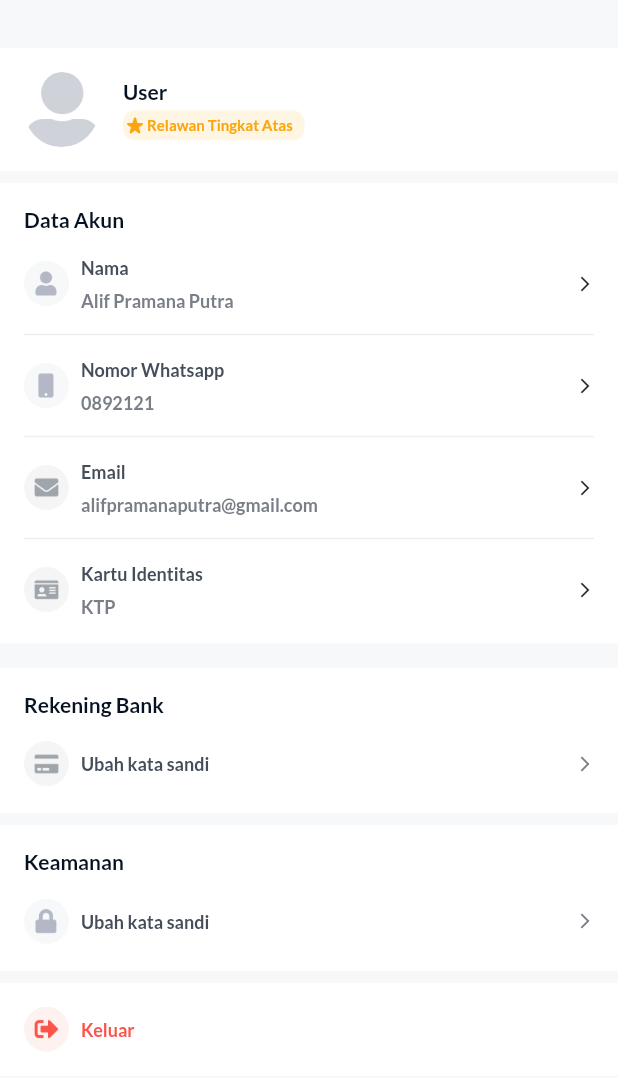
After one commit to goentdev/mobile_ziswaf, a Flutter app: the ProfileView screen opened by its route, on a phone screen of 412 x 824 dp. The commit adds this screen. Shown: the top 1078 px of the screen. Run offline on Flutter 3.47's test engine with Material 2 defaults, Android fonts, the phone set to English and light mode, and no system bars; our stand-ins replace animated_splash_screen, get, google_fonts, pin_code_fields.

Commit message:
add profile page

```diff
--- /dev/null
+++ b/lib/app/modules/profile/bindings/profile_binding.dart
@@ -0,0 +1,12 @@
+import 'package:get/get.dart';
+
+import '../controllers/profile_controller.dart';
+
+class ProfileBinding extends Bindings {
+  @override
+  void dependencies() {
+    Get.lazyPut<ProfileController>(
+      () => ProfileController(),
+    );
+  }
+}
--- /dev/null
+++ b/lib/app/modules/profile/controllers/profile_controller.dart
@@ -0,0 +1,23 @@
+import 'package:get/get.dart';
+
+class ProfileController extends GetxController {
+  //TODO: Implement ProfileController
+
+  final count = 0.obs;
+  @override
+  void onInit() {
+    super.onInit();
+  }
+
+  @override
+  void onReady() {
+    super.onReady();
+  }
+
+  @override
+  void onClose() {
+    super.onClose();
+  }
+
+  void increment() => count.value++;
+}
--- /dev/null
+++ b/lib/app/modules/profile/views/profile_view.dart
@@ -0,0 +1,298 @@
+import 'package:flutter/material.dart';
+
+import 'package:get/get.dart';
+import 'package:mobile_ziswaf/app/modules/profile/widgets/card_profile.dart';
+import 'package:mobile_ziswaf/app/theme/colors.dart';
+import 'package:mobile_ziswaf/app/theme/fonts.dart';
+
+import '../controllers/profile_controller.dart';
+
+class ProfileView extends GetView<ProfileController> {
+  const ProfileView({Key? key}) : super(key: key);
+  @override
+  Widget build(BuildContext context) {
+    return Scaffold(
+      backgroundColor: neutral20,
+      body: SingleChildScrollView(
+        child: Column(
+          crossAxisAlignment: CrossAxisAlignment.start,
+          children: [
+            const SizedBox(
+              height: 32,
+            ),
+            Container(
+              margin: const EdgeInsets.only(bottom: 8),
+              padding: const EdgeInsets.all(16),
+              width: double.infinity,
+              height: 82,
+              color: neutral10,
+              child: Row(
+                children: [
+                  Container(
+                    height: 50,
+                    width: 50,
+                    decoration: BoxDecoration(
+                      borderRadius: BorderRadius.circular(1000),
+                      image: const DecorationImage(
+                        image: AssetImage('assets/icons/iconprofile.png'),
+                      ),
+                    ),
+                  ),
+                  const SizedBox(width: 16),
+                  Column(
+                    crossAxisAlignment: CrossAxisAlignment.start,
+                    mainAxisAlignment: MainAxisAlignment.center,
+                    children: [
+                      Text(
+                        "User",
+                        style: titleTextBold.copyWith(color: neutral100),
+                      ),
+                      const SizedBox(
+                        height: 4,
+                      ),
+                      Container(
+                        width: 121,
+                        height: 20,
+                        decoration: BoxDecoration(
+                          color: secondarysurface,
+                          borderRadius: BorderRadius.circular(8),
+                        ),
+                        child: Column(
+                          mainAxisAlignment: MainAxisAlignment.center,
+                          children: [
+                            Row(
+                              crossAxisAlignment: CrossAxisAlignment.center,
+                              children: [
+                                Icon(
+                                  Icons.star_rate_rounded,
+                                  color: secondaryMain,
+                                  size: 16,
+                                ),
+                                Text(
+                                  'Relawan Tingkat Atas',
+                                  style: overlineBold.copyWith(
+                                      color: secondaryMain),
+                                ),
+                              ],
+                            )
+                          ],
+                        ),
+                      )
+                    ],
+                  )
+                ],
+              ),
+            ),
+            Container(
+              padding: const EdgeInsets.fromLTRB(16, 16, 16, 0),
+              margin: const EdgeInsets.only(bottom: 16.11),
+              height: 307,
+              width: double.infinity,
+              color: neutral10,
+              child: Column(
+                mainAxisAlignment: MainAxisAlignment.start,
+                crossAxisAlignment: CrossAxisAlignment.start,
+                children: [
+                  Text(
+                    'Data Akun',
+                    style: titleTextBold.copyWith(color: neutral100),
+                  ),
+                  const SizedBox(
+                    height: 8,
+                  ),
+                  CardProfile(
+                    title: 'Nama',
+                    gambar: 'assets/icons/kontak.png',
+                    subtittle: 'Alif Pramana Putra',
+                    onTap: () {},
+                  ),
+                  Divider(
+                    color: neutral30,
+                    thickness: 1,
+                  ),
+                  CardProfile(
+                    title: 'Nomor Whatsapp',
+                    subtittle: "0892121",
+                    gambar: 'assets/icons/phone.png',
+                    onTap: () {},
+                  ),
+                  Divider(
+                    color: neutral30,
+                    thickness: 1,
+                  ),
+                  CardProfile(
+                    title: 'Email',
+                    subtittle: "alifpramanaputra@gmail.com",
+                    gambar: "assets/icons/mail.png",
+                    onTap: () {},
+                  ),
+                  Divider(
+                    color: neutral30,
+                    thickness: 1,
+                  ),
+                  CardProfile(
+                    title: 'Kartu Identitas',
+                    subtittle: "KTP",
+                    gambar: "assets/icons/identity.png",
+                    onTap: () {},
+                  ),
+                ],
+              ),
+            ),
+            Container(
+              margin: const EdgeInsets.only(bottom: 8),
+              padding: const EdgeInsets.all(16),
+              height: 97,
+              width: double.infinity,
+              color: neutral10,
+              child: Column(
+                crossAxisAlignment: CrossAxisAlignment.start,
+                children: [
+                  Text(
+                    'Rekening Bank',
+                    style: titleTextBold.copyWith(
+                      color: neutral100,
+                    ),
+                  ),
+                  InkWell(
+                    onTap: () {
+                      // Navigator.push(
+                      //     context,
+                      //     MaterialPageRoute(
+                      //       builder: (context) => const UbahPassword(),
+                      //     ));
+                    },
+                    child: Container(
+                      padding: const EdgeInsets.only(top: 16),
+                      child: Row(
+                        mainAxisAlignment: MainAxisAlignment.spaceBetween,
+                        children: [
+                          Row(
+                            children: [
+                              CircleAvatar(
+                                backgroundColor: Colors.transparent,
+                                radius: 15,
+                                child: Image.asset(
+                                  'assets/icons/credit.png',
+                                  width: 30,
+                                  height: 30,
+                                ),
+                              ),
+                              const SizedBox(width: 8),
+                              Text(
+                                'Ubah kata sandi',
+                                style: captionTextSemiBold.copyWith(
+                                    color: neutral90),
+                              ),
+                            ],
+                          ),
+                          Icon(
+                            Icons.arrow_forward_ios,
+                            size: 12,
+                            color: neutral70,
+                          )
+                        ],
+                      ),
+                    ),
+                  ),
+                ],
+              ),
+            ),
+            Container(
+              margin: const EdgeInsets.only(bottom: 8),
+              padding: const EdgeInsets.all(16),
+              height: 97,
+              width: double.infinity,
+              color: neutral10,
+              child: Column(
+                crossAxisAlignment: CrossAxisAlignment.start,
+                children: [
+                  Text(
+                    'Keamanan',
+                    style: titleTextBold.copyWith(
+                      color: neutral100,
+                    ),
+                  ),
+                  InkWell(
+                    onTap: () {
+                      // Navigator.push(
+                      //     context,
+                      //     MaterialPageRoute(
+                      //       builder: (context) => const UbahPassword(),
+                      //     ));
+                    },
+                    child: Container(
+                      padding: const EdgeInsets.only(top: 16),
+                      child: Row(
+                        mainAxisAlignment: MainAxisAlignment.spaceBetween,
+                        children: [
+                          Row(
+                            children: [
+                              CircleAvatar(
+                                backgroundColor: Colors.transparent,
+                                radius: 15,
+                                child: Image.asset(
+                                  'assets/icons/kunci.png',
+                                  width: 30,
+                                  height: 30,
+                                ),
+                              ),
+                              const SizedBox(width: 8),
+                              Text(
+                                'Ubah kata sandi',
+                                style: captionTextSemiBold.copyWith(
+                                    color: neutral90),
+                              ),
+                            ],
+                          ),
+                          Icon(
+                            Icons.arrow_forward_ios,
+                            size: 12,
+                            color: neutral70,
+                          )
+                        ],
+                      ),
+                    ),
+                  ),
+                ],
+              ),
+            ),
+            InkWell(
+              onTap: () async {
+                // AuthService().logout();
+                // // ignore: use_build_context_synchronously
+                // Navigator.pushAndRemoveUntil(
+                //   context,
+                //   MaterialPageRoute(
+                //     builder: (BuildContext context) => const LoginPage(),
+                //   ),
+                //   (route) => false,
+                // );
+              },
+              child: Container(
+                padding: const EdgeInsets.all(16),
+                width: double.infinity,
+                height: 62,
+                color: neutral10,
+                child: Row(
+                  children: [
+                    Image.asset(
+                      'assets/icons/exit.png',
+                      width: 30,
+                      height: 30,
+                    ),
+                    const SizedBox(width: 8),
+                    Text(
+                      'Keluar',
+                      style: captionTextSemiBold.copyWith(color: dangerMain),
+                    ),
+                  ],
+                ),
+              ),
+            ),
+          ],
+        ),
+      ),
+    );
+  }
+}
--- /dev/null
+++ b/lib/app/modules/profile/widgets/card_profile.dart
@@ -0,0 +1,68 @@
+import 'package:flutter/material.dart';
+import 'package:mobile_ziswaf/app/theme/colors.dart';
+import 'package:mobile_ziswaf/app/theme/fonts.dart';
+
+class CardProfile extends StatelessWidget {
+  final String title;
+  final String gambar;
+  final String subtittle;
+  final VoidCallback onTap;
+
+  const CardProfile({
+    super.key,
+    required this.title,
+    required this.subtittle,
+    required this.gambar,
+    required this.onTap,
+  });
+
+  @override
+  Widget build(BuildContext context) {
+    return Container(
+      margin: const EdgeInsets.symmetric(vertical: 8),
+      height: 36,
+      child: Row(
+        mainAxisAlignment: MainAxisAlignment.spaceBetween,
+        children: [
+          Row(
+            children: [
+              CircleAvatar(
+                backgroundColor: Colors.transparent,
+                radius: 15,
+                child: Image.asset(
+                  gambar,
+                  width: 30,
+                  height: 30,
+                ),
+              ),
+              const SizedBox(
+                width: 8,
+              ),
+              Column(
+                crossAxisAlignment: CrossAxisAlignment.start,
+                mainAxisAlignment: MainAxisAlignment.spaceBetween,
+                children: [
+                  Text(
+                    title,
+                    style: captionTextBold.copyWith(color: neutral90),
+                  ),
+                  Text(
+                    subtittle,
+                    style: captionTextSemiBold.copyWith(color: neutral70),
+                  ),
+                ],
+              ),
+            ],
+          ),
+          InkWell(
+            onTap: onTap,
+            child: const Icon(
+              Icons.arrow_forward_ios,
+              size: 12,
+            ),
+          ),
+        ],
+      ),
+    );
+  }
+}
--- a/lib/app/routes/app_pages.dart
+++ b/lib/app/routes/app_pages.dart
@@ -1,16 +1,18 @@
 import 'package:get/get.dart';
-import 'package:mobile_ziswaf/app/modules/auth/views/register/choose_bank_view.dart';
-import 'package:mobile_ziswaf/app/modules/auth/views/register/form_view.dart';
-import 'package:mobile_ziswaf/app/modules/auth/views/register/identity_view.dart';
 
 import '../modules/OnBoarding/views/on_boarding_view.dart';
 import '../modules/auth/bindings/auth_binding.dart';
 import '../modules/auth/views/login/login_page.dart';
+import '../modules/auth/views/register/choose_bank_view.dart';
+import '../modules/auth/views/register/form_view.dart';
+import '../modules/auth/views/register/identity_view.dart';
+import '../modules/auth/views/register/otp_view.dart';
 import '../modules/auth/views/register/register_view.dart';
 import '../modules/home/bindings/home_binding.dart';
 import '../modules/home/views/home_view.dart';
 import '../modules/onboarding/bindings/on_boarding_binding.dart';
-import '../modules/auth/views/register/otp_view.dart';
+import '../modules/profile/bindings/profile_binding.dart';
+import '../modules/profile/views/profile_view.dart';
 import '../modules/splash/bindings/splash_binding.dart';
 import '../modules/splash/views/splash_view.dart';
 
@@ -67,5 +69,10 @@ class AppPages {
       page: () => const ChooseBankView(),
       binding: AuthBinding(),
     ),
+    GetPage(
+      name: _Paths.PROFILE,
+      page: () => const ProfileView(),
+      binding: ProfileBinding(),
+    ),
   ];
 }
--- a/lib/app/routes/app_routes.dart
+++ b/lib/app/routes/app_routes.dart
@@ -14,6 +14,8 @@ abstract class Routes {
   static const FORM = _Paths.FORM;
   static const IDENTITY = _Paths.IDENTITY;
   static const BANK = _Paths.BANK;
+  static const MAIN_PAGE = _Paths.MAIN_PAGE;
+  static const PROFILE = _Paths.PROFILE;
 }
 
 abstract class _Paths {
@@ -29,4 +31,6 @@ abstract class _Paths {
   static const FORM = '/form';
   static const IDENTITY = '/identity';
   static const BANK = '/bank';
+  static const MAIN_PAGE = '/main-page';
+  static const PROFILE = '/profile';
 }
--- a/pubspec.yaml
+++ b/pubspec.yaml
@@ -25,3 +25,4 @@ flutter:
   assets:
     - assets/images/
     - assets/logos/
+    - assets/icons/
```
Also changed, not shown: assets/icons/credit.png (added), assets/icons/exit.png (added), assets/icons/iconprofile.png (added), assets/icons/identity.png (added), assets/icons/kontak.png (added), assets/icons/kunci.png (added), assets/icons/mail.png (added), assets/icons/phone.png (added).
